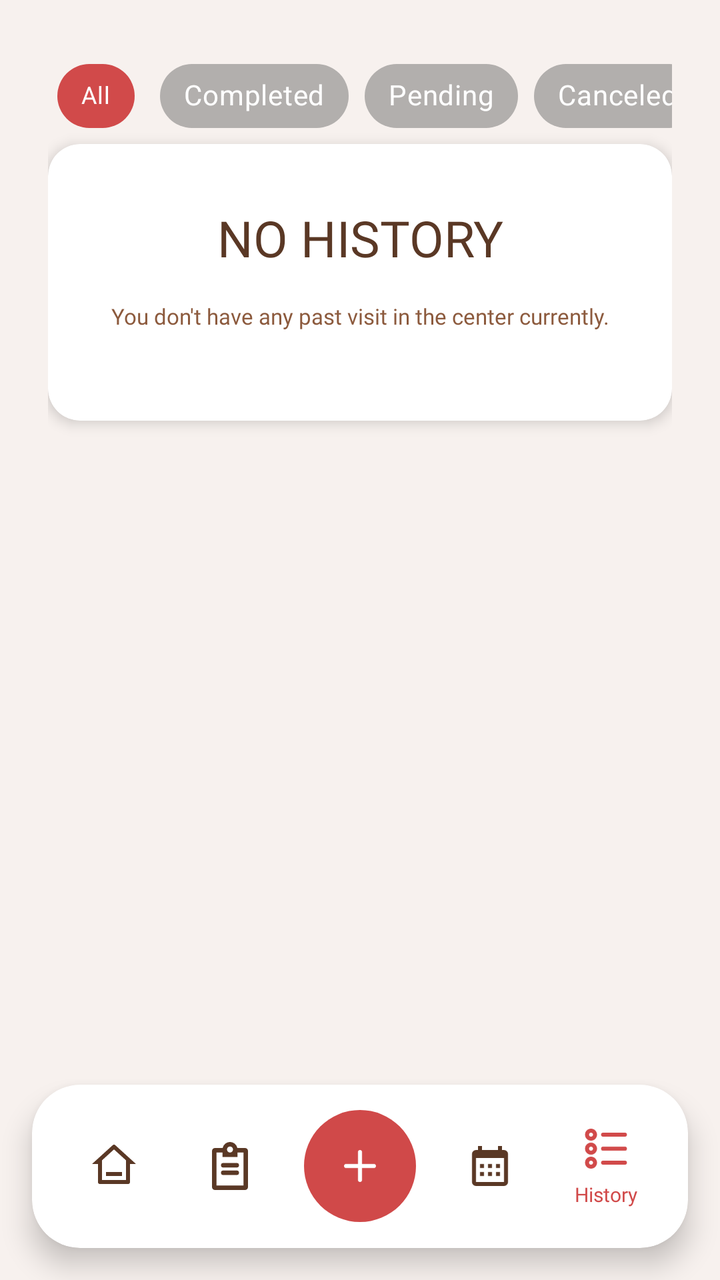
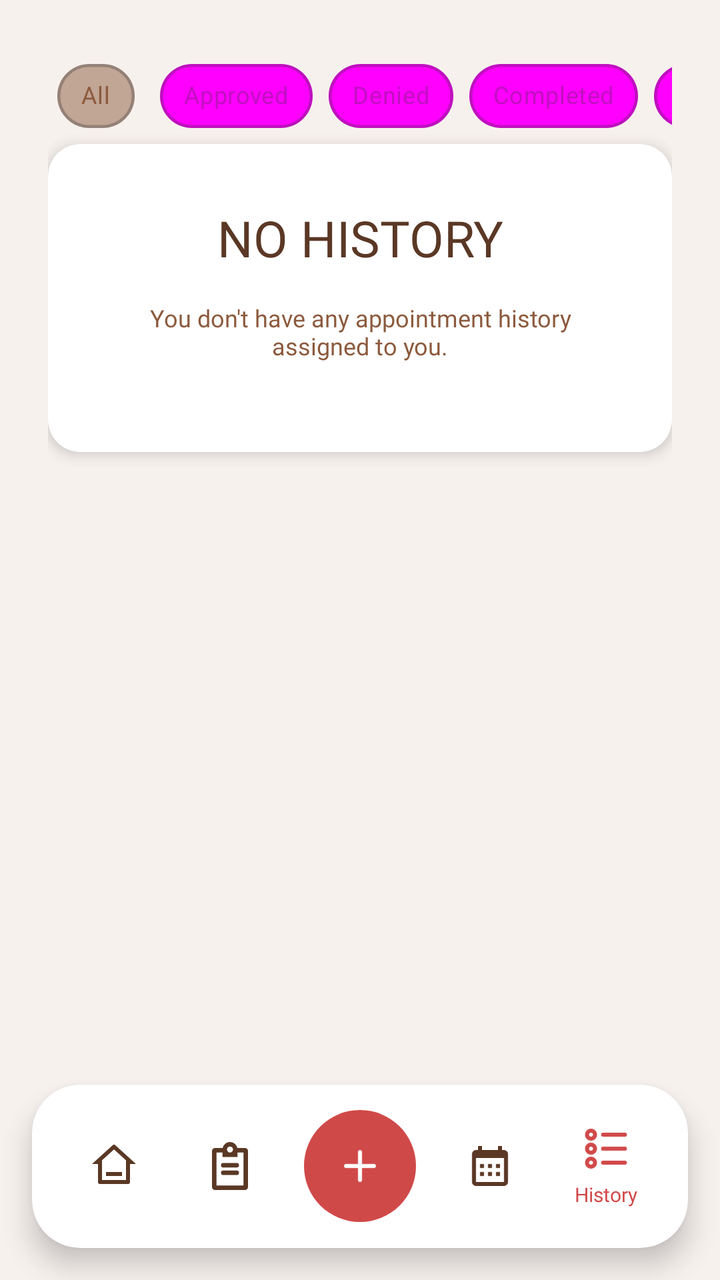

The first picture is an Android layout as it rendered before a commit; the second is the same layout after the commit. The layout source and the unified diff follow.
<!-- AndroidManifest.xml: application theme Theme.StTherese -->
<!-- res/layout/activity_doctor_history.xml -->
<?xml version="1.0" encoding="utf-8"?>
<androidx.coordinatorlayout.widget.CoordinatorLayout xmlns:android="http://schemas.android.com/apk/res/android"
    xmlns:app="http://schemas.android.com/apk/res-auto"
    xmlns:tools="http://schemas.android.com/tools"
    android:layout_width="match_parent"
    android:layout_height="match_parent"
    android:background="@color/bg_color">

    
    <ScrollView
        android:id="@+id/scrollView2"
        android:layout_width="match_parent"
        android:layout_height="match_parent"
        android:clipToPadding="false"
        android:fillViewport="true"
        android:paddingBottom="100dp">

        <androidx.constraintlayout.widget.ConstraintLayout
            android:layout_width="match_parent"
            android:layout_height="wrap_content"
            android:padding="24dp">

            
            <HorizontalScrollView
                android:id="@+id/hsvStatusFilters"
                android:layout_width="match_parent"
                android:layout_height="wrap_content"
                android:scrollbars="none"
                android:layout_marginBottom="16dp"
                app:layout_constraintTop_toTopOf="parent"
                app:layout_constraintStart_toStartOf="parent"
                app:layout_constraintEnd_toEndOf="parent">

                <com.google.android.material.chip.ChipGroup
                    android:id="@+id/chipGroupStatusFilters"
                    android:layout_width="wrap_content"
                    android:layout_height="wrap_content"
                    app:singleSelection="true">

                    <com.google.android.material.chip.Chip
                        android:id="@+id/chipAll"
                        style="@style/Widget.MaterialComponents.Chip.Choice"
                        android:layout_width="wrap_content"
                        android:layout_height="wrap_content"
                        android:textColor="#FFFFFF"
                        android:fontFamily="@font/poppins_semi_bold"
                        android:checked="true"
                        android:text="All"
                        android:textSize="12sp"
                        app:chipBackgroundColor="@color/chip_background_selector"
                        app:chipStrokeWidth="0dp"/>



                    <com.google.android.material.chip.Chip
                        android:id="@+id/chipCompleted"
                        style="@style/Widget.MaterialComponents.Chip.Choice"
                        android:layout_width="wrap_content"
                        android:layout_height="wrap_content"
                        android:fontFamily="@font/poppins_semi_bold"
                        android:text="Completed"
                        android:textColor="@color/chip_text_selector"
                        app:chipBackgroundColor="@color/chip_background_selector"
                        app:chipStrokeWidth="0dp"/>


                    <com.google.android.material.chip.Chip
                        android:id="@+id/chipPending"
                        style="@style/Widget.MaterialComponents.Chip.Choice"
                        android:layout_width="wrap_content"
                        android:layout_height="wrap_content"
                        android:fontFamily="@font/poppins_semi_bold"
                        android:text="Pending"
                        android:textColor="@color/chip_text_selector"
                        app:chipBackgroundColor="@color/chip_background_selector"
                        app:chipStrokeWidth="0dp"/>
                    <com.google.android.material.chip.Chip
                        android:id="@+id/chipCanceled"
                        style="@style/Widget.MaterialComponents.Chip.Choice"
                        android:layout_width="wrap_content"
                        android:layout_height="wrap_content"
                        android:fontFamily="@font/poppins_semi_bold"
                        android:text="Canceled"
                        android:textColor="@color/chip_text_selector"
                        app:chipBackgroundColor="@color/chip_background_selector"
                        app:chipStrokeWidth="0dp"/>


                </com.google.android.material.chip.ChipGroup>
            </HorizontalScrollView>

            
            <androidx.cardview.widget.CardView
                android:id="@+id/cardEmptyHistory"
                android:layout_width="match_parent"
                android:layout_height="wrap_content"
                app:cardBackgroundColor="@color/card_white"
                app:cardCornerRadius="16dp"
                app:cardElevation="4dp"
                app:layout_constraintTop_toBottomOf="@+id/hsvStatusFilters"
                app:layout_constraintStart_toStartOf="parent"
                app:layout_constraintEnd_toEndOf="parent">

                <androidx.constraintlayout.widget.ConstraintLayout
                    android:layout_width="match_parent"
                    android:layout_height="wrap_content"
                    android:padding="25dp">

                    <TextView
                        android:id="@+id/tvNoHistoryTitle"
                        android:layout_width="match_parent"
                        android:layout_height="wrap_content"
                        android:layout_margin="5dp"
                        android:fontFamily="@font/montserrat_extra_bold"
                        android:gravity="center"
                        android:text="NO HISTORY"
                        android:textColor="@color/brown_text"
                        android:textSize="25sp"
                        app:layout_constraintTop_toTopOf="parent" />

                    <TextView
                        android:layout_width="wrap_content"
                        android:layout_height="wrap_content"
                        android:layout_marginTop="15dp"
                        android:layout_marginBottom="20dp"
                        android:fontFamily="@font/poppins_medium"
                        android:text="You don't have any past visit in the center currently."
                        android:textColor="@color/text_secondary"
                        android:textSize="11sp"
                        app:layout_constraintBottom_toBottomOf="parent"
                        app:layout_constraintEnd_toEndOf="parent"
                        app:layout_constraintStart_toStartOf="parent"
                        app:layout_constraintTop_toBottomOf="@+id/tvNoHistoryTitle" />
                </androidx.constraintlayout.widget.ConstraintLayout>

            </androidx.cardview.widget.CardView>

            
            <androidx.recyclerview.widget.RecyclerView
                android:id="@+id/rvHistoryAppointments"
                android:layout_width="match_parent"
                android:layout_height="wrap_content"
                android:visibility="gone"
                app:layout_constraintTop_toBottomOf="@+id/hsvStatusFilters"
                app:layout_constraintStart_toStartOf="parent"
                app:layout_constraintEnd_toEndOf="parent"
                tools:listitem="@layout/history_card" />

        </androidx.constraintlayout.widget.ConstraintLayout>
    </ScrollView>

    
    <androidx.cardview.widget.CardView
        android:layout_width="match_parent"
        android:layout_height="wrap_content"
        android:layout_gravity="bottom"
        android:layout_margin="16dp"
        app:cardCornerRadius="24dp"
        app:cardElevation="8dp"
        app:cardBackgroundColor="#FFFFFF">

        <LinearLayout
            android:layout_width="match_parent"
            android:layout_height="wrap_content"
            android:orientation="horizontal"
            android:gravity="center"
            android:padding="12dp">

            <LinearLayout
                android:id="@+id/btnHome"
                android:layout_width="0dp"
                android:layout_height="wrap_content"
                android:layout_weight="1"
                android:orientation="vertical"
                android:gravity="center"
                android:padding="8dp">

                <ImageView
                    android:layout_width="24dp"
                    android:layout_height="24dp"
                    android:src="@drawable/ic_home"
                    app:tint="#5A3825" />
            </LinearLayout>

            <LinearLayout
                android:id="@+id/btnAppointment"
                android:layout_width="0dp"
                android:layout_height="wrap_content"
                android:layout_weight="1"
                android:orientation="vertical"
                android:gravity="center"
                android:padding="8dp">

                <ImageView
                    android:layout_width="24dp"
                    android:layout_height="24dp"
                    android:src="@drawable/ic_list"
                    app:tint="#5A3825" />
            </LinearLayout>

            <ImageView
                android:id="@+id/btnAdd"
                android:layout_width="56dp"
                android:layout_height="56dp"
                android:src="@drawable/ic_add"
                android:background="@drawable/bg_circle_red"
                android:padding="16dp"
                app:tint="#FFFFFF"
                android:layout_marginHorizontal="8dp" />

            <LinearLayout
                android:id="@+id/btnCalendar"
                android:layout_width="0dp"
                android:layout_height="wrap_content"
                android:layout_weight="1"
                android:orientation="vertical"
                android:gravity="center"
                android:padding="8dp">

                <ImageView
                    android:layout_width="24dp"
                    android:layout_height="24dp"
                    android:src="@drawable/ic_calendar"
                    app:tint="#5A3825" />
            </LinearLayout>

            <LinearLayout
                android:id="@+id/btnHistory"
                android:layout_width="0dp"
                android:layout_height="wrap_content"
                android:layout_weight="1"
                android:orientation="vertical"
                android:gravity="center"
                android:padding="8dp">

                <ImageView
                    android:layout_width="24dp"
                    android:layout_height="24dp"
                    android:src="@drawable/ic_menu"
                    app:tint="#D14A4A" />

                <TextView
                    android:layout_width="wrap_content"
                    android:layout_height="wrap_content"
                    android:text="History"
                    android:fontFamily="@font/montserrat_extra_bold"
                    android:textSize="10sp"
                    android:textColor="#D14A4A"
                    android:layout_marginTop="4dp" />
            </LinearLayout>
        </LinearLayout>
    </androidx.cardview.widget.CardView>

</androidx.coordinatorlayout.widget.CoordinatorLayout>
<!-- res/layout/history_card.xml (included above) -->
<?xml version="1.0" encoding="utf-8"?>
<androidx.cardview.widget.CardView xmlns:android="http://schemas.android.com/apk/res/android"
    xmlns:app="http://schemas.android.com/apk/res-auto"
    xmlns:tools="http://schemas.android.com/tools"
    android:layout_width="match_parent"
    android:layout_height="wrap_content"
    android:layout_marginBottom="12dp"
    app:cardCornerRadius="16dp"
    app:cardElevation="2dp"
    app:cardBackgroundColor="@color/card_white">


    <androidx.constraintlayout.widget.ConstraintLayout
        android:layout_width="match_parent"
        android:layout_height="wrap_content"
        android:padding="16dp">

        <TextView
            android:id="@+id/tvServiceType"
            android:layout_width="wrap_content"
            android:layout_height="wrap_content"
            android:fontFamily="@font/montserrat_extra_bold"
            android:text="Prenatal Check-up"
            android:textColor="@color/brown_text"
            android:textSize="16sp"
            app:layout_constraintStart_toStartOf="parent"
            app:layout_constraintTop_toTopOf="parent" />

        <TextView
            android:id="@+id/tvDateHistory"
            android:layout_width="wrap_content"
            android:layout_height="wrap_content"
            android:fontFamily="@font/poppins_medium"
            android:text="September 01, 2025"
            android:textColor="@color/text_secondary"
            android:textSize="12sp"
            app:layout_constraintStart_toStartOf="parent"
            app:layout_constraintTop_toBottomOf="@+id/tvServiceType" />

        <TextView
            android:id="@+id/tvDoctorNameHistory"
            android:layout_width="wrap_content"
            android:layout_height="wrap_content"
            android:fontFamily="@font/poppins_semi_bold"
            android:text="Doctor: Dr. John Doe"
            android:textColor="@color/brown_text"
            android:textSize="10sp"
            app:layout_constraintStart_toStartOf="parent"
            app:layout_constraintTop_toBottomOf="@+id/tvDateHistory" />

        <com.google.android.material.button.MaterialButton
            android:id="@+id/btnStatusHistory"
            android:layout_width="wrap_content"
            android:layout_height="wrap_content"
            android:minWidth="120dp"
            android:fontFamily="@font/poppins_semi_bold"
            android:text="COMPLETED"
            android:textAlignment="center"
            android:textAllCaps="false"
            android:textColor="@color/card_white"
            android:textSize="14sp"
            android:paddingStart="16dp"
            android:paddingEnd="16dp"
            app:backgroundTint="#80D6C2B5"
            app:cornerRadius="24dp"
            app:layout_constraintBottom_toBottomOf="parent"
            app:layout_constraintEnd_toEndOf="parent"
            app:layout_constraintTop_toTopOf="parent" />

    </androidx.constraintlayout.widget.ConstraintLayout>
</androidx.cardview.widget.CardView>
<!-- resources referenced by this layout -->
<resources>
  <color name="bg_color">#F7F1EE</color>
  <color name="brown_text">#5A3825</color>
  <color name="card_white">#FFFFFF</color>
  <color name="text_secondary">#8C5A3D</color>
  <!-- drawable bg_circle_red (drawable) -->
  <?xml version="1.0" encoding="utf-8"?>
  <shape xmlns:android="http://schemas.android.com/apk/res/android"
      android:shape="oval">
      <solid android:color="#D04949" />
  </shape>
  <!-- drawable ic_add (drawable) -->
  <vector xmlns:android="http://schemas.android.com/apk/res/android"
      android:width="24dp"
      android:height="24dp"
      android:viewportWidth="24"
      android:viewportHeight="24">
    <path
        android:pathData="M5,12h14m-7,-7v14"
        android:strokeLineJoin="round"
        android:strokeWidth="2"
        android:fillColor="#00000000"
        android:strokeColor="#FFFFFF"
        android:strokeLineCap="round"/>
  </vector>
  <!-- drawable ic_calendar (drawable) -->
  <vector xmlns:android="http://schemas.android.com/apk/res/android"
      android:width="24dp"
      android:height="24dp"
      android:viewportWidth="24"
      android:viewportHeight="24">
    <path
        android:pathData="M8,4h8L16,2h2v2h1a2,2 0,0 1,2 2v14a2,2 0,0 1,-2 2L5,22a2,2 0,0 1,-2 -2L3,6a2,2 0,0 1,2 -2h1L6,2h2zM5,8v12h14L19,8zM7,11h2v2L7,13zM11,11h2v2h-2zM15,11h2v2h-2zM15,15h2v2h-2zM11,15h2v2h-2zM7,15h2v2L7,17z"
        android:fillColor="#FFFFFF"
        android:fillType="evenOdd"/>
  </vector>
  <!-- drawable ic_home (drawable) -->
  <vector xmlns:android="http://schemas.android.com/apk/res/android"
      android:width="24dp"
      android:height="24dp"
      android:viewportWidth="24"
      android:viewportHeight="24">
    <path
        android:pathData="M19,21L5,21a1,1 0,0 1,-1 -1v-9L1,11l10.327,-9.388a1,1 0,0 1,1.346 0L23,11h-3v9a1,1 0,0 1,-1 1M6,19h12L18,9.157l-6,-5.454l-6,5.454zM8,15h8v2L8,17z"
        android:fillColor="@color/brown_text"/>
  </vector>
  <!-- drawable ic_list (drawable) -->
  <vector xmlns:android="http://schemas.android.com/apk/res/android"
      android:width="16dp"
      android:height="16dp"
      android:viewportWidth="16"
      android:viewportHeight="16">
    <path
        android:pathData="M9,2.5a1,1 0,1 1,-2 0a1,1 0,0 1,2 0m1.45,-0.5a2.5,2.5 0,0 0,-4.9 0H3a1,1 0,0 0,-1 1v12a1,1 0,0 0,1 1h10a1,1 0,0 0,1 -1V3a1,1 0,0 0,-1 -1zM8,5H5.5V3.5h-2v11h9v-11h-2V5zM5,7.75A0.75,0.75 0,0 1,5.75 7h4.5a0.75,0.75 0,0 1,0 1.5h-4.5A0.75,0.75 0,0 1,5 7.75m0.75,1.75a0.75,0.75 0,0 0,0 1.5h4.5a0.75,0.75 0,0 0,0 -1.5z"
        android:fillColor="@color/brown_text"
        android:fillType="evenOdd"/>
  </vector>
  <style name="Theme.StTherese" parent="Base.Theme.StTherese" />
  <style name="Base.Theme.StTherese" parent="Theme.Material3.DayNight.NoActionBar">
          <item name="colorPrimary">@color/md_theme_light_primary</item>
          <item name="colorOnPrimary">@color/md_theme_light_onPrimary</item>
          <item name="android:colorBackground">@color/md_theme_light_background</item>
          <item name="colorSurface">@color/md_theme_light_surface</item>
          <item name="colorError">@color/red_primary</item>
          <item name="colorSecondary">@color/brown_text</item>
      </style>
  <color name="md_theme_light_primary">@color/brown_primary</color>
  <color name="md_theme_light_onPrimary">@color/white_on_primary</color>
  <color name="md_theme_light_background">@color/app_background</color>
  <color name="md_theme_light_surface">@color/app_background</color>
  <color name="red_primary">#D14A4A</color>
  <color name="brown_primary">#6B3A17</color>
  <color name="white_on_primary">#FFFFFF</color>
  <color name="app_background">#F7F1EE</color>
  <!-- unchanged entries left out for length: 1 -->
</resources>

<!-- the commit's change to res/layout/activity_doctor_history.xml (unified diff, before → after) -->
@@ -35,6 +35,7 @@
                     android:id="@+id/chipGroupStatusFilters"
                     android:layout_width="wrap_content"
                     android:layout_height="wrap_content"
+                    app:chipSpacingHorizontal="8dp"
                     app:singleSelection="true">
 
                     <com.google.android.material.chip.Chip
@@ -42,15 +43,40 @@
                         style="@style/Widget.MaterialComponents.Chip.Choice"
                         android:layout_width="wrap_content"
                         android:layout_height="wrap_content"
-                        android:textColor="#FFFFFF"
                         android:fontFamily="@font/poppins_semi_bold"
                         android:checked="true"
                         android:text="All"
-                        android:textSize="12sp"
-                        app:chipBackgroundColor="@color/chip_background_selector"
-                        app:chipStrokeWidth="0dp"/>
-
-
+                        android:textColor="@color/chip_text_selector_alt"
+                        android:textSize="12sp"
+                        app:chipBackgroundColor="@color/chip_background_selector_alt"
+                        app:chipStrokeColor="#50333333"
+                        app:chipStrokeWidth="1.5dp" />
+
+                    <com.google.android.material.chip.Chip
+                        android:id="@+id/chipApproved"
+                        style="@style/Widget.MaterialComponents.Chip.Choice"
+                        android:layout_width="wrap_content"
+                        android:layout_height="wrap_content"
+                        android:fontFamily="@font/poppins_semi_bold"
+                        android:text="Approved"
+                        android:textColor="@color/chip_text_selector_alt"
+                        android:textSize="12sp"
+                        app:chipBackgroundColor="@color/chip_background_selector_alt"
+                        app:chipStrokeColor="#50333333"
+                        app:chipStrokeWidth="1.5dp" />
+
+                    <com.google.android.material.chip.Chip
+                        android:id="@+id/chipDenied"
+                        style="@style/Widget.MaterialComponents.Chip.Choice"
+                        android:layout_width="wrap_content"
+                        android:layout_height="wrap_content"
+                        android:fontFamily="@font/poppins_semi_bold"
+                        android:text="Denied"
+                        android:textColor="@color/chip_text_selector_alt"
+                        android:textSize="12sp"
+                        app:chipBackgroundColor="@color/chip_background_selector_alt"
+                        app:chipStrokeColor="#50333333"
+                        app:chipStrokeWidth="1.5dp" />
 
                     <com.google.android.material.chip.Chip
                         android:id="@+id/chipCompleted"
@@ -59,31 +85,24 @@
                         android:layout_height="wrap_content"
                         android:fontFamily="@font/poppins_semi_bold"
                         android:text="Completed"
-                        android:textColor="@color/chip_text_selector"
-                        app:chipBackgroundColor="@color/chip_background_selector"
-                        app:chipStrokeWidth="0dp"/>
-
-
-                    <com.google.android.material.chip.Chip
-                        android:id="@+id/chipPending"
-                        style="@style/Widget.MaterialComponents.Chip.Choice"
-                        android:layout_width="wrap_content"
-                        android:layout_height="wrap_content"
-                        android:fontFamily="@font/poppins_semi_bold"
-                        android:text="Pending"
-                        android:textColor="@color/chip_text_selector"
-                        app:chipBackgroundColor="@color/chip_background_selector"
-                        app:chipStrokeWidth="0dp"/>
-                    <com.google.android.material.chip.Chip
-                        android:id="@+id/chipCanceled"
-                        style="@style/Widget.MaterialComponents.Chip.Choice"
-                        android:layout_width="wrap_content"
-                        android:layout_height="wrap_content"
-                        android:fontFamily="@font/poppins_semi_bold"
-                        android:text="Canceled"
-                        android:textColor="@color/chip_text_selector"
-                        app:chipBackgroundColor="@color/chip_background_selector"
-                        app:chipStrokeWidth="0dp"/>
+                        android:textColor="@color/chip_text_selector_alt"
+                        android:textSize="12sp"
+                        app:chipBackgroundColor="@color/chip_background_selector_alt"
+                        app:chipStrokeColor="#50333333"
+                        app:chipStrokeWidth="1.5dp" />
+
+                    <com.google.android.material.chip.Chip
+                        android:id="@+id/chipCancelled"
+                        style="@style/Widget.MaterialComponents.Chip.Choice"
+                        android:layout_width="wrap_content"
+                        android:layout_height="wrap_content"
+                        android:fontFamily="@font/poppins_semi_bold"
+                        android:text="Cancelled"
+                        android:textColor="@color/chip_text_selector_alt"
+                        android:textSize="12sp"
+                        app:chipBackgroundColor="@color/chip_background_selector_alt"
+                        app:chipStrokeColor="#50333333"
+                        app:chipStrokeWidth="1.5dp" />
 
 
                 </com.google.android.material.chip.ChipGroup>
@@ -119,14 +138,16 @@
                         app:layout_constraintTop_toTopOf="parent" />
 
                     <TextView
+                        android:id="@+id/tvNoHistoryMessage"
                         android:layout_width="wrap_content"
                         android:layout_height="wrap_content"
                         android:layout_marginTop="15dp"
                         android:layout_marginBottom="20dp"
                         android:fontFamily="@font/poppins_medium"
-                        android:text="You don't have any past visit in the center currently."
+                        android:gravity="center"
+                        android:text="You don't have any appointment history assigned to you."
                         android:textColor="@color/text_secondary"
-                        android:textSize="11sp"
+                        android:textSize="12sp"
                         app:layout_constraintBottom_toBottomOf="parent"
                         app:layout_constraintEnd_toEndOf="parent"
                         app:layout_constraintStart_toStartOf="parent"
@@ -316,7 +337,7 @@
             android:textSize="14sp"
             android:paddingStart="16dp"
             android:paddingEnd="16dp"
-            app:backgroundTint="#80D6C2B5"
+            app:backgroundTint="#808C5A3D"
             app:cornerRadius="24dp"
             app:layout_constraintBottom_toBottomOf="parent"
             app:layout_constraintEnd_toEndOf="parent"
